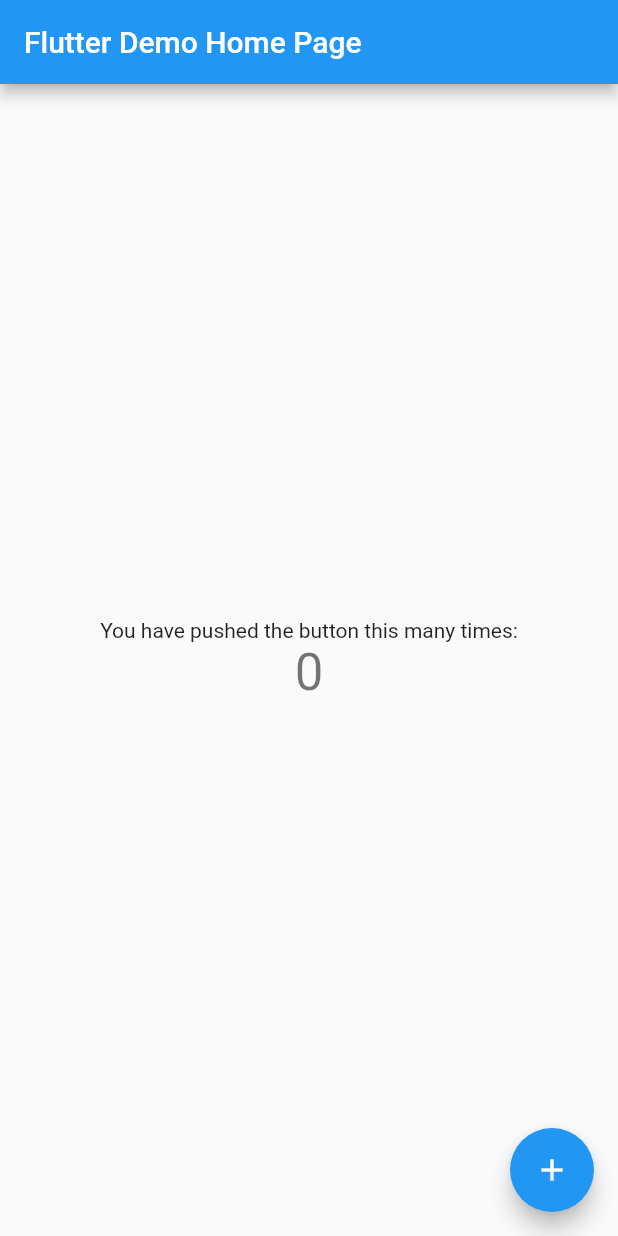
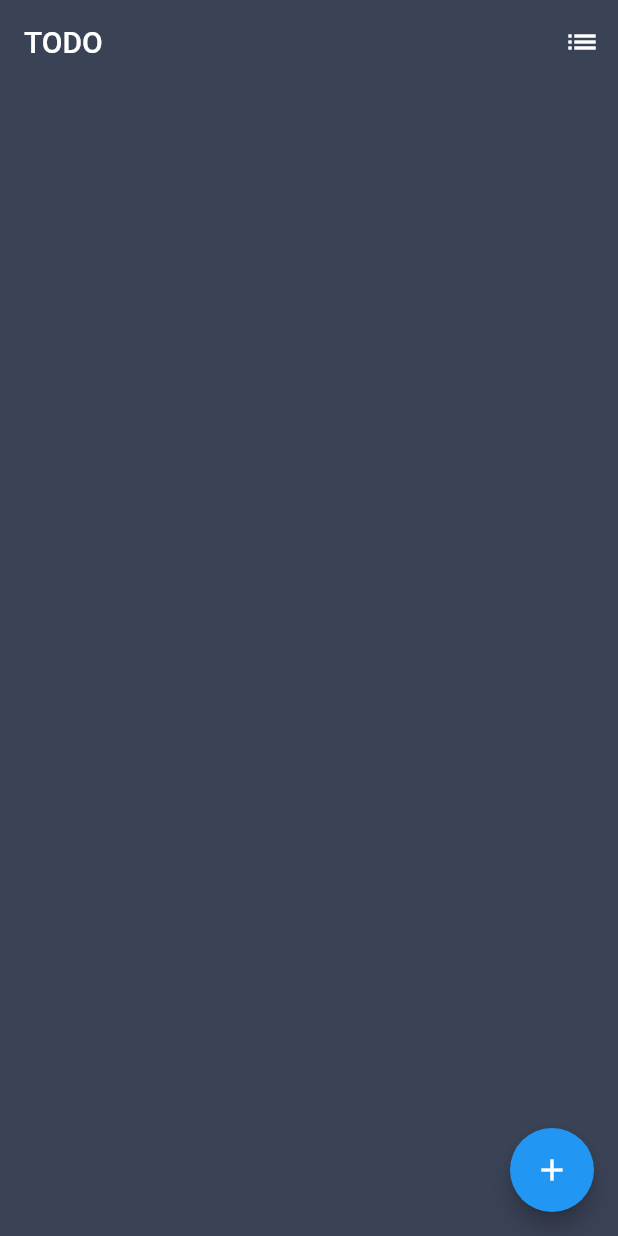
Before and after one commit to bwnuk/todoflutter, a Flutter app: the screen it shows after launch, on a phone screen of 412 x 824 dp. Run offline on Flutter 3.47's test engine with Material 2 defaults, Android fonts, the phone set to English and light mode, and no system bars.

Commit message:
Sketch of list.

```diff
--- a/to_do_flutter/lib/main.dart
+++ b/to_do_flutter/lib/main.dart
@@ -1,111 +1,130 @@
 import 'package:flutter/material.dart';
 
-void main() => runApp(MyApp());
+void main() => runApp(new MyApp());
 
 class MyApp extends StatelessWidget {
-  // This widget is the root of your application.
   @override
   Widget build(BuildContext context) {
-    return MaterialApp(
-      title: 'Flutter Demo',
-      theme: ThemeData(
-        // This is the theme of your application.
-        //
-        // Try running your application with "flutter run". You'll see the
-        // application has a blue toolbar. Then, without quitting the app, try
-        // changing the primarySwatch below to Colors.green and then invoke
-        // "hot reload" (press "r" in the console where you ran "flutter run",
-        // or simply save your changes to "hot reload" in a Flutter IDE).
-        // Notice that the counter didn't reset back to zero; the application
-        // is not restarted.
-        primarySwatch: Colors.blue,
-      ),
-      home: MyHomePage(title: 'Flutter Demo Home Page'),
+    return new MaterialApp(
+      debugShowCheckedModeBanner: false,
+      title: 'TODO APP',
+      theme: new ThemeData(primaryColor: Color.fromRGBO(58, 66, 86, 1.0)),
+      home: new ToDoList(),
     );
   }
 }
 
-class MyHomePage extends StatefulWidget {
-  MyHomePage({Key key, this.title}) : super(key: key);
-
-  // This widget is the home page of your application. It is stateful, meaning
-  // that it has a State object (defined below) that contains fields that affect
-  // how it looks.
-
-  // This class is the configuration for the state. It holds the values (in this
-  // case the title) provided by the parent (in this case the App widget) and
-  // used by the build method of the State. Fields in a Widget subclass are
-  // always marked "final".
-
-  final String title;
-
+class ToDoList extends StatefulWidget{
   @override
-  _MyHomePageState createState() => _MyHomePageState();
+  State createState() => new ToDoListState();
 }
 
-class _MyHomePageState extends State<MyHomePage> {
-  int _counter = 0;
+class ToDoListState extends State<ToDoList>{
+  List<String> _todoItems = [];
 
-  void _incrementCounter() {
-    setState(() {
-      // This call to setState tells the Flutter framework that something has
-      // changed in this State, which causes it to rerun the build method below
-      // so that the display can reflect the updated values. If we changed
-      // _counter without calling setState(), then the build method would not be
-      // called again, and so nothing would appear to happen.
-      _counter++;
-    });
+  void _addToDoItem(String task){
+    if(task.length > 0){
+      setState(() {
+        _todoItems.add(task);
+      });
+    }
+  }
+
+  Widget _buildToDoList(){
+    return new ListView.builder(
+      scrollDirection: Axis.vertical,
+      shrinkWrap: true,
+      itemCount: 10,
+      itemBuilder: (context, index){
+        if(index.isOdd){
+          return new Divider();
+        }
+        if(index < _todoItems.length){
+          return _buildTodoItem(_todoItems[index]);
+        }
+      },
+    );
+  }
+
+  Widget _buildTodoItem(String todoText) {
+    return new Card(
+        elevation: 8.0,
+        margin: new EdgeInsets.symmetric(horizontal: 10.0, vertical: 6.0),
+        child: Container(
+        decoration: BoxDecoration(color: Color.fromRGBO(64, 75, 96, .9)),
+        child: ListTile(
+            contentPadding: EdgeInsets.symmetric(horizontal: 20.0, vertical: 10.0),
+            leading: Container(
+              padding: EdgeInsets.only(right: 12.0),
+              decoration: new BoxDecoration(
+                  border: new Border(
+                      right: new BorderSide(width: 1.0, color: Colors.white24))),
+              child: Icon(Icons.autorenew, color: Colors.white),
+            ),
+            title: Text(
+              todoText,
+              style: TextStyle(color: Colors.white, fontWeight: FontWeight.bold),
+            ),
+            // subtitle: Text("Intermediate", style: TextStyle(color: Colors.white)),
+            subtitle: Row(
+              children: <Widget>[
+                Icon(Icons.linear_scale, color: Colors.yellowAccent),
+                Text(" Intermediate", style: TextStyle(color: Colors.white))
+              ],
+            ),
+            trailing: Icon(
+                Icons.keyboard_arrow_right, color: Colors.white, size: 30.0
+            )
+        )
+      ),
+    );
   }
 
   @override
   Widget build(BuildContext context) {
-    // This method is rerun every time setState is called, for instance as done
-    // by the _incrementCounter method above.
-    //
-    // The Flutter framework has been optimized to make rerunning build methods
-    // fast, so that you can just rebuild anything that needs updating rather
-    // than having to individually change instances of widgets.
-    return Scaffold(
-      appBar: AppBar(
-        // Here we take the value from the MyHomePage object that was created by
-        // the App.build method, and use it to set our appbar title.
-        title: Text(widget.title),
+    return new Scaffold(
+      backgroundColor: Color.fromRGBO(58, 66, 86, 1.0),
+      appBar: topAppBar,
+      body: _buildToDoList(),
+      floatingActionButton: new FloatingActionButton(
+        onPressed: _pushAddToDoScreen,
+        tooltip: 'Add task',
+        child: new Icon(Icons.add)
       ),
-      body: Center(
-        // Center is a layout widget. It takes a single child and positions it
-        // in the middle of the parent.
-        child: Column(
-          // Column is also layout widget. It takes a list of children and
-          // arranges them vertically. By default, it sizes itself to fit its
-          // children horizontally, and tries to be as tall as its parent.
-          //
-          // Invoke "debug painting" (press "p" in the console, choose the
-          // "Toggle Debug Paint" action from the Flutter Inspector in Android
-          // Studio, or the "Toggle Debug Paint" command in Visual Studio Code)
-          // to see the wireframe for each widget.
-          //
-          // Column has various properties to control how it sizes itself and
-          // how it positions its children. Here we use mainAxisAlignment to
-          // center the children vertically; the main axis here is the vertical
-          // axis because Columns are vertical (the cross axis would be
-          // horizontal).
-          mainAxisAlignment: MainAxisAlignment.center,
-          children: <Widget>[
-            Text(
-              'You have pushed the button this many times:',
+    );
+  }
+
+  void _pushAddToDoScreen(){
+    Navigator.of(context).push(
+      new MaterialPageRoute(builder: (context){
+          return new Scaffold(
+            appBar: topAppBar,
+            body: new TextField(
+              autofocus: true,
+              onSubmitted: (val){
+                _addToDoItem(val);
+                Navigator.pop(context);
+              },
+              decoration: new InputDecoration(
+                hintText: "Enter something to do...",
+                contentPadding: const EdgeInsets.all(16.0)
+              ),
             ),
-            Text(
-              '$_counter',
-              style: Theme.of(context).textTheme.display1,
-            ),
-          ],
-        ),
-      ),
-      floatingActionButton: FloatingActionButton(
-        onPressed: _incrementCounter,
-        tooltip: 'Increment',
-        child: Icon(Icons.add),
-      ), // This trailing comma makes auto-formatting nicer for build methods.
+          );
+        }
+      )
     );
   }
 }
+
+final topAppBar = AppBar(
+  elevation: 0.1,
+  backgroundColor: Color.fromRGBO(58, 66, 86, 1.0),
+  title: Text("TODO"),
+  actions: <Widget>[
+    IconButton(
+      icon: Icon(Icons.list),
+      onPressed: () {},
+    )
+  ],
+);
--- a/to_do_flutter/pubspec.yaml
+++ b/to_do_flutter/pubspec.yaml
@@ -23,6 +23,8 @@ dependencies:
   # The following adds the Cupertino Icons font to your application.
   # Use with the CupertinoIcons class for iOS style icons.
   cupertino_icons: ^0.1.2
+  english_words: ^3.1.0   # add this line
+
 
 dev_dependencies:
   flutter_test:
```
